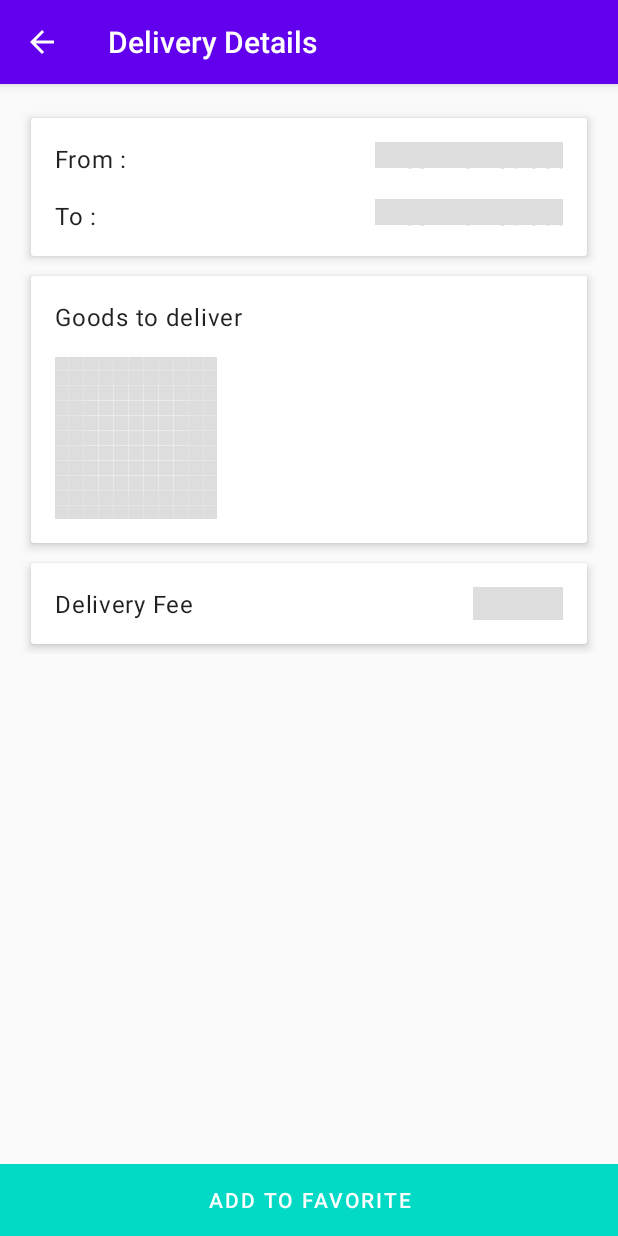
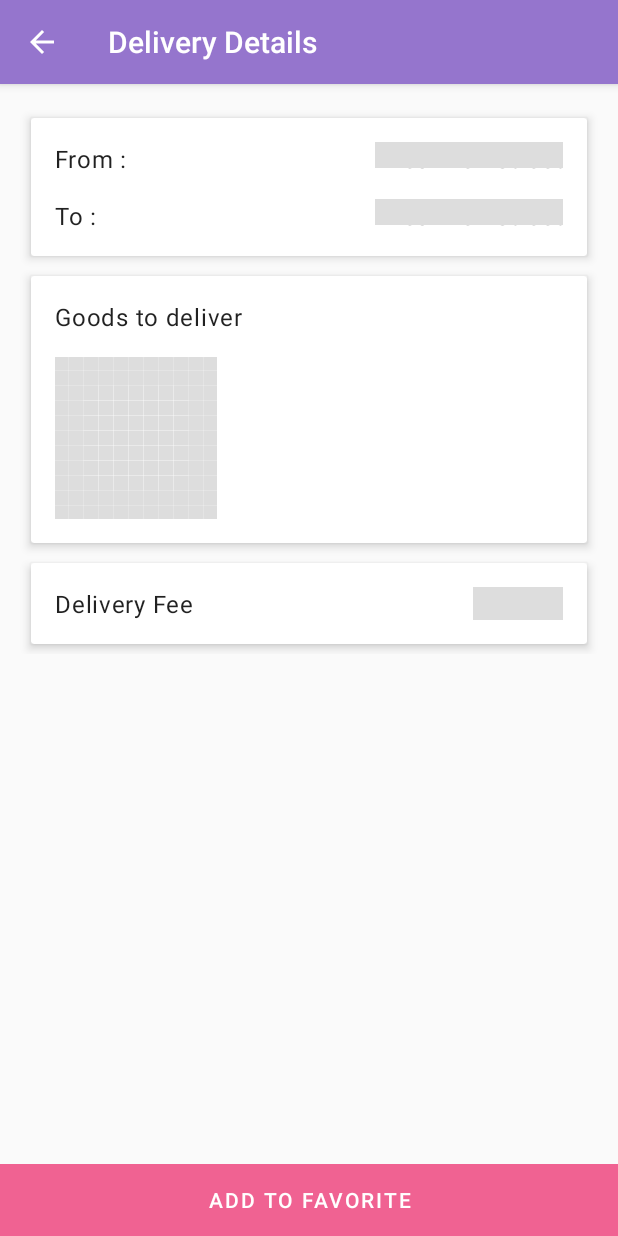
Before and after one commit to jeffarce1991/my-deliveries-app, an Android app: the DetailsActivity screen opened directly, with no data from a screen before it, on a phone screen of 412 x 824 dp. Run offline under Robolectric (Android 15) with nearby library versions, the phone set to English and light mode, and no system bars; our stand-ins replace Dagger/Hilt's generated code, Picasso, Shimmer, data binding; libraries missing offline, so code that uses them is left out: com.hannesdorfmann.mosby, com.jakewharton.picasso; pictures from the network do not load; 3 statements that could not run were skipped.

Commit message:
Update Icon Launcher and colors.

```diff
--- a/app/src/main/res/mipmap-anydpi-v26/ic_launcher.xml
+++ b/app/src/main/res/mipmap-anydpi-v26/ic_launcher.xml
@@ -1,5 +1,5 @@
 <?xml version="1.0" encoding="utf-8"?>
 <adaptive-icon xmlns:android="http://schemas.android.com/apk/res/android">
-    <background android:drawable="@drawable/ic_launcher_background" />
-    <foreground android:drawable="@drawable/ic_launcher_foreground" />
+    <background android:drawable="@color/ic_launcher_background"/>
+    <foreground android:drawable="@drawable/ic_launcher_foreground"/>
 </adaptive-icon>
--- a/app/src/main/res/mipmap-anydpi-v26/ic_launcher_round.xml
+++ b/app/src/main/res/mipmap-anydpi-v26/ic_launcher_round.xml
@@ -1,5 +1,5 @@
 <?xml version="1.0" encoding="utf-8"?>
 <adaptive-icon xmlns:android="http://schemas.android.com/apk/res/android">
-    <background android:drawable="@drawable/ic_launcher_background" />
-    <foreground android:drawable="@drawable/ic_launcher_foreground" />
+    <background android:drawable="@color/ic_launcher_background"/>
+    <foreground android:drawable="@drawable/ic_launcher_foreground"/>
 </adaptive-icon>
--- a/app/src/main/res/values/colors.xml
+++ b/app/src/main/res/values/colors.xml
@@ -1,8 +1,8 @@
 <?xml version="1.0" encoding="utf-8"?>
 <resources>
-    <color name="colorPrimary">#6200EE</color>
-    <color name="colorPrimaryDark">#3700B3</color>
-    <color name="colorAccent">#03DAC5</color>
+    <color name="colorPrimary">#9575CD</color>
+    <color name="colorPrimaryDark">#705A98</color>
+    <color name="colorAccent">#FFF06292</color>FFF06292
     <color name="black">#000000</color>
     <color name="white">#ffffff</color>
     <color name="shimmer_background">#dddddd</color>
--- /dev/null
+++ b/app/src/main/res/values/ic_launcher_background.xml
@@ -0,0 +1,4 @@
+<?xml version="1.0" encoding="utf-8"?>
+<resources>
+    <color name="ic_launcher_background">#FF70D8</color>
+</resources>
```
Also changed, not shown: app/src/main/res/drawable/ic_launcher_foreground.xml (added, +15 -0 lines), app/src/main/ic_launcher-playstore.png (added), app/src/main/res/mipmap-hdpi/ic_launcher.png, app/src/main/res/mipmap-hdpi/ic_launcher_round.png, app/src/main/res/mipmap-mdpi/ic_launcher.png, app/src/main/res/mipmap-mdpi/ic_launcher_round.png, app/src/main/res/mipmap-xhdpi/ic_launcher.png, app/src/main/res/mipmap-xhdpi/ic_launcher_round.png, app/src/main/res/mipmap-xxhdpi/ic_launcher.png, app/src/main/res/mipmap-xxhdpi/ic_launcher_round.png, app/src/main/res/mipmap-xxxhdpi/ic_launcher.png, app/src/main/res/mipmap-xxxhdpi/ic_launcher_round.png.
